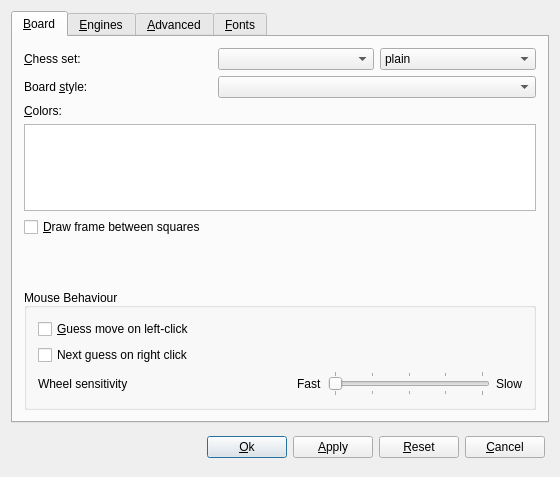
First picture: the form in src/gui/preferences.ui, repository madnight/chessx, before the edit.
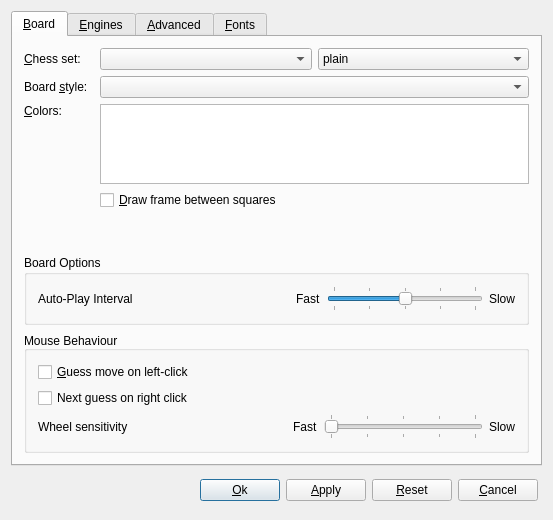
Second picture: the form after the edit. The open tabs and pages were chosen to show the change. Custom widgets are drawn as their Qt base class.

Commit message: New Feature: AutoPlayer Fixed some internal issues with Settings Prepare for new Event Widget

Diff of the .ui file:
```diff
--- a/src/gui/preferences.ui
+++ b/src/gui/preferences.ui
@@ -6,8 +6,8 @@
    <rect>
     <x>0</x>
     <y>0</y>
-    <width>560</width>
-    <height>477</height>
+    <width>553</width>
+    <height>520</height>
    </rect>
   </property>
   <property name="windowTitle">
@@ -30,7 +30,10 @@
        <string>&amp;Board</string>
       </attribute>
       <layout class="QGridLayout">
-       <item row="4" column="0">
+       <item row="2" column="2">
+        <widget class="ColorList" name="boardColorsList"/>
+       </item>
+       <item row="3" column="2">
         <widget class="QCheckBox" name="boardFrameCheck">
          <property name="text">
           <string>&amp;Draw frame between squares</string>
@@ -42,6 +45,9 @@
          <property name="text">
           <string>&amp;Colors:</string>
          </property>
+         <property name="alignment">
+          <set>Qt::AlignLeading|Qt::AlignLeft|Qt::AlignTop</set>
+         </property>
          <property name="buddy">
           <cstring>boardColorsList</cstring>
          </property>
@@ -112,9 +118,6 @@
          </item>
         </layout>
        </item>
-       <item row="3" column="0" colspan="3">
-        <widget class="ColorList" name="boardColorsList"/>
-       </item>
        <item row="1" column="0">
         <widget class="QLabel" name="boardThemeLabel">
          <property name="text">
@@ -135,7 +138,7 @@
          </property>
         </widget>
        </item>
-       <item row="6" column="0" colspan="3">
+       <item row="9" column="0" colspan="3">
         <widget class="QGroupBox" name="groupBox">
          <property name="sizePolicy">
           <sizepolicy hsizetype="Expanding" vsizetype="Preferred">
@@ -233,6 +236,100 @@
          </layout>
         </widget>
        </item>
+       <item row="5" column="0">
+        <spacer>
+         <property name="orientation">
+          <enum>Qt::Vertical</enum>
+         </property>
+         <property name="sizeType">
+          <enum>QSizePolicy::Expanding</enum>
+         </property>
+         <property name="sizeHint" stdset="0">
+          <size>
+           <width>20</width>
+           <height>150</height>
+          </size>
+         </property>
+        </spacer>
+       </item>
+       <item row="6" column="0" colspan="3">
+        <widget class="QGroupBox" name="gbBoardOptions">
+         <property name="title">
+          <string>Board Options</string>
+         </property>
+         <layout class="QVBoxLayout" name="verticalLayout_4">
+          <item>
+           <layout class="QHBoxLayout" name="horizontalLayout_7" stretch="0,0,0,0,0">
+            <item>
+             <widget class="QLabel" name="label_11">
+              <property name="text">
+               <string>Auto-Play Interval</string>
+              </property>
+             </widget>
+            </item>
+            <item>
+             <spacer name="horizontalSpacer_2">
+              <property name="orientation">
+               <enum>Qt::Horizontal</enum>
+              </property>
+              <property name="sizeHint" stdset="0">
+               <size>
+                <width>40</width>
+                <height>20</height>
+               </size>
+              </property>
+             </spacer>
+            </item>
+            <item>
+             <widget class="QLabel" name="label_12">
+              <property name="text">
+               <string>Fast</string>
+              </property>
+             </widget>
+            </item>
+            <item>
+             <widget class="QSlider" name="autoPlayInterval">
+              <property name="minimum">
+               <number>1000</number>
+              </property>
+              <property name="maximum">
+               <number>5000</number>
+              </property>
+              <property name="singleStep">
+               <number>1000</number>
+              </property>
+              <property name="pageStep">
+               <number>1000</number>
+              </property>
+              <property name="value">
+               <number>3000</number>
+              </property>
+              <property name="sliderPosition">
+               <number>3000</number>
+              </property>
+              <property name="orientation">
+               <enum>Qt::Horizontal</enum>
+              </property>
+              <property name="tickPosition">
+               <enum>QSlider::TicksBothSides</enum>
+              </property>
+              <property name="tickInterval">
+               <number>1000</number>
+              </property>
+             </widget>
+            </item>
+            <item>
+             <widget class="QLabel" name="label_13">
+              <property name="text">
+               <string>Slow</string>
+              </property>
+             </widget>
+            </item>
+           </layout>
+          </item>
+         </layout>
+        </widget>
+       </item>
       </layout>
      </widget>
      <widget class="QWidget" name="tabEngines">
```
Left out of the diff: 19 changed lines with no effect on the pictures. The commit also changes 23 other files.
